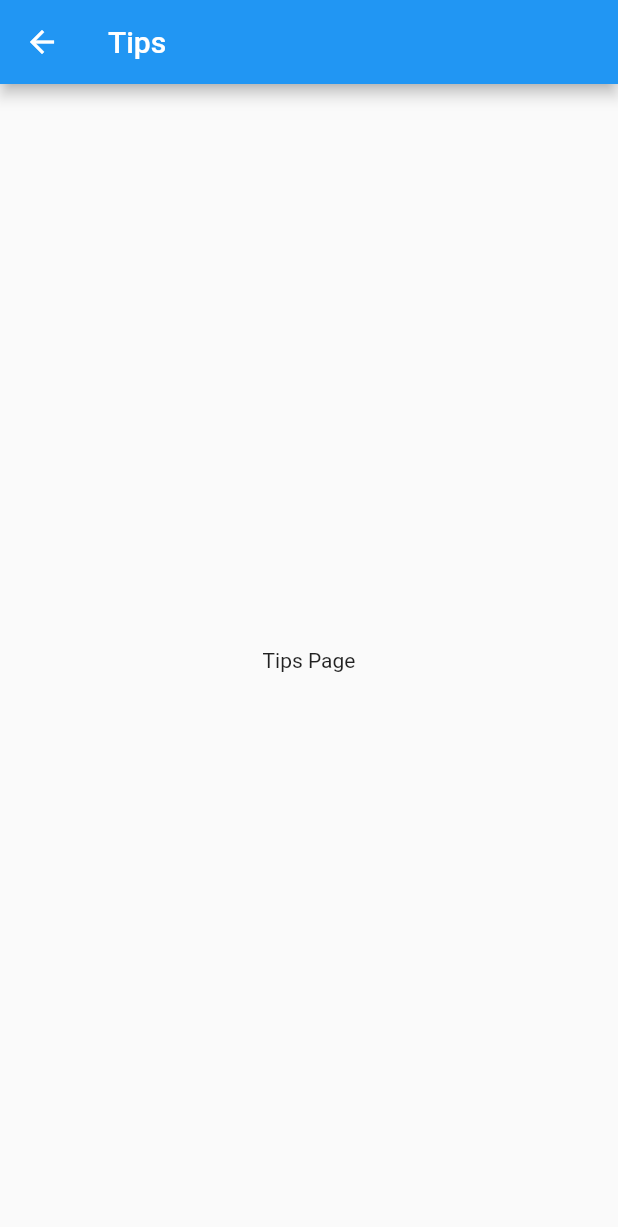
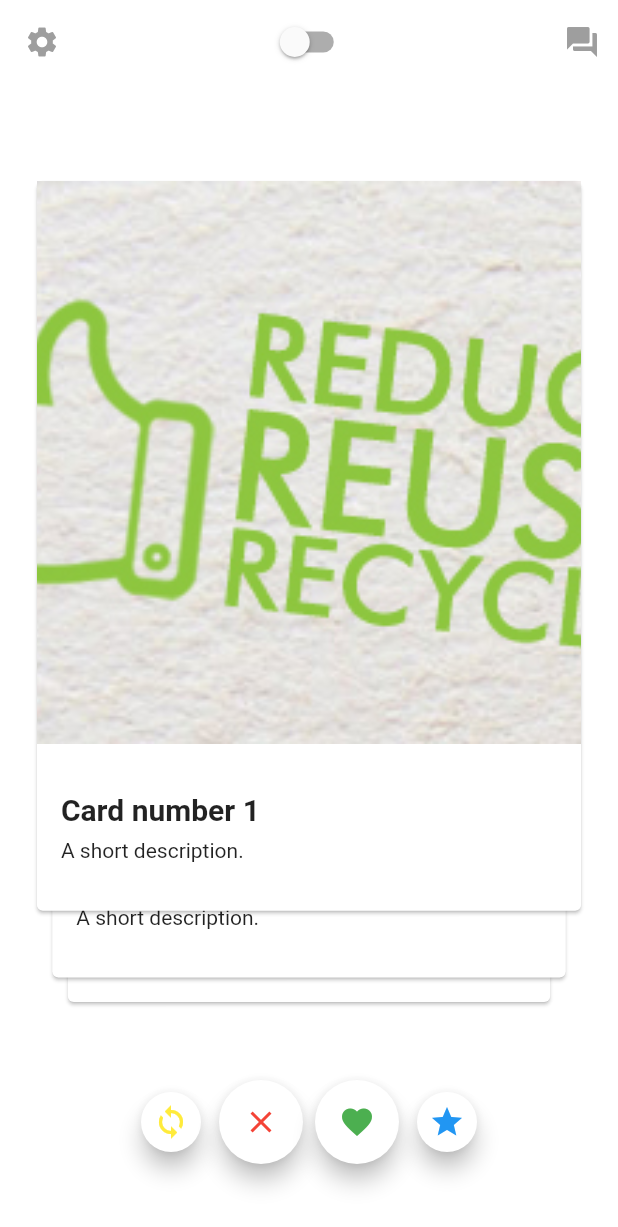
Before and after one commit to L-is-0/GCA, a Flutter app: the Tips screen opened by its route, on a phone screen of 412 x 824 dp. Shown: the top 1227 px of the screen. Run offline on Flutter 3.47's test engine with Material 2 defaults, Android fonts, the light colour scheme and no system bars; our stand-ins replace flutter_login, flutter_speed_dial, getflutter; missing offline and left inert: flappy_search_bar.

Commit message:
Added tips page

```diff
--- /dev/null
+++ b/lib/cards/cards_section_draggable.dart
@@ -0,0 +1,109 @@
+import 'package:flutter/material.dart';
+import 'profile_card_draggable.dart';
+
+class CardsSectionDraggable extends StatefulWidget {
+  @override
+  _CardsSectionState createState() => _CardsSectionState();
+}
+
+class _CardsSectionState extends State<CardsSectionDraggable> {
+  bool dragOverTarget = false;
+  List<ProfileCardDraggable> cards = List();
+  int cardsCounter = 0;
+
+  @override
+  void initState() {
+    super.initState();
+
+    for (cardsCounter = 0; cardsCounter < 3; cardsCounter++) {
+      cards.add(ProfileCardDraggable(cardsCounter));
+    }
+  }
+
+  @override
+  Widget build(BuildContext context) {
+    return Expanded(
+        child: Stack(
+          children: <Widget>[
+            // Drag target row
+            Row(
+              mainAxisSize: MainAxisSize.max,
+              children: <Widget>[
+                dragTarget(),
+                Flexible(flex: 2, child: Container()),
+                dragTarget()
+              ],
+            ),
+            // Back card
+            Align(
+              alignment: Alignment(0.0, 1.0),
+              child: IgnorePointer(
+                  child: SizedBox.fromSize(
+                    size: Size(MediaQuery.of(context).size.width * 0.8,
+                        MediaQuery.of(context).size.height * 0.5),
+                    child: cards[2],
+                  )),
+            ),
+            // Middle card
+            Align(
+              alignment: Alignment(0.0, 0.8),
+              child: IgnorePointer(
+                  child: SizedBox.fromSize(
+                    size: Size(MediaQuery.of(context).size.width * 0.85,
+                        MediaQuery.of(context).size.height * 0.55),
+                    child: cards[1],
+                  )),
+            ),
+            // Front card
+            Align(
+              alignment: Alignment(0.0, 0.0),
+              child: Draggable(
+                feedback: SizedBox.fromSize(
+                  size: Size(MediaQuery.of(context).size.width * 0.9,
+                      MediaQuery.of(context).size.height * 0.6),
+                  child: cards[0],
+                ),
+                child: SizedBox.fromSize(
+                  size: Size(MediaQuery.of(context).size.width * 0.9,
+                      MediaQuery.of(context).size.height * 0.6),
+                  child: cards[0],
+                ),
+                childWhenDragging: Container(),
+              ),
+            ),
+          ],
+        ));
+  }
+
+  void changeCardsOrder() {
+    setState(() {
+      // Swap cards
+      var temp = cards[0];
+      cards[0] = cards[1];
+      cards[1] = cards[2];
+      cards[2] = temp;
+
+      cards[2] = ProfileCardDraggable(cardsCounter);
+      cardsCounter++;
+    });
+  }
+
+  Widget dragTarget() {
+    return Flexible(
+      flex: 1,
+      child: DragTarget(
+          builder: (_, __, ___) {
+            return Container();
+          },
+          onWillAccept: (_) {
+            setState(() => dragOverTarget = true);
+            return true;
+          },
+          onAccept: (_) {
+            changeCardsOrder();
+            setState(() => dragOverTarget = false);
+          },
+          onLeave: (_) => setState(() => dragOverTarget = false)),
+    );
+  }
+}
--- /dev/null
+++ b/lib/cards/profile_card_draggable.dart
@@ -0,0 +1,38 @@
+import 'package:flutter/material.dart';
+
+class ProfileCardDraggable extends StatelessWidget {
+  final int cardNum;
+  ProfileCardDraggable(this.cardNum);
+
+  @override
+  Widget build(BuildContext context) {
+    return Card(
+      child: Column(
+        mainAxisAlignment: MainAxisAlignment.start,
+        crossAxisAlignment: CrossAxisAlignment.start,
+        children: <Widget>[
+          Expanded(
+            child: Image.asset('assets/images/tip1.jpg', fit: BoxFit.cover),
+          ),
+          Container(
+              padding: EdgeInsets.symmetric(vertical: 32.0, horizontal: 16.0),
+              child: Column(
+                crossAxisAlignment: CrossAxisAlignment.start,
+                children: <Widget>[
+                  Text('Card number 1',
+                      style: TextStyle(
+                          fontSize: 20.0, fontWeight: FontWeight.w700)),
+                  Padding(padding: EdgeInsets.only(bottom: 8.0)),
+                  Text('A short description.', textAlign: TextAlign.start),
+//                  Text('Card number $cardNum',
+//                      style: TextStyle(
+//                          fontSize: 20.0, fontWeight: FontWeight.w700)),
+//                  Padding(padding: EdgeInsets.only(bottom: 8.0)),
+//                  Text('A short description.', textAlign: TextAlign.start),
+                ],
+              ))
+        ],
+      ),
+    );
+  }
+}
--- a/lib/constants.dart
+++ b/lib/constants.dart
@@ -1,5 +1,5 @@
 class Constants {
-  static const String appName = 'GCP';
+  static const String appName = 'GCA';
   static const String logoTag = 'near.huscarl.loginsample.logo';
   static const String titleTag = 'near.huscarl.loginsample.title';
 }
--- a/lib/main.dart
+++ b/lib/main.dart
@@ -105,7 +105,8 @@ class MyHome extends StatelessWidget {
                           Image(image: AssetImage('assets/images/icon3.png')),
                           color: Colors.red[400],
                         ),
-                      ),GestureDetector(
+                      ),
+                      GestureDetector(
                         onTap: () => Navigator.pushNamed(context, '/square'),
                         child: Container(
                           padding: const EdgeInsets.all(8),
--- a/lib/pages/tips.dart
+++ b/lib/pages/tips.dart
@@ -1,4 +1,6 @@
 import 'package:flutter/material.dart';
+import 'package:gca_app/cards/cards_section_alignment.dart';
+import 'package:gca_app/cards/cards_section_draggable.dart';
 
 class Tips extends StatefulWidget{
   static const String id = "/tips";
@@ -8,14 +10,77 @@ class Tips extends StatefulWidget{
 }
 
 class _TipsState extends State<Tips>{
+  bool showAlignmentCards = false;
+
   @override
   Widget build(BuildContext context) {
     return Scaffold(
       appBar: AppBar(
-        title:Text('Tips'),
+        elevation: 0.0,
+        centerTitle: true,
+        backgroundColor: Colors.white,
+        leading: IconButton(
+            onPressed: () {}, icon: Icon(Icons.settings, color: Colors.grey)),
+        title: Switch(
+          onChanged: (bool value) => setState(() => showAlignmentCards = value),
+          value: showAlignmentCards,
+          activeColor: Colors.red,
+        ),
+        actions: <Widget>[
+          IconButton(
+              onPressed: () {},
+              icon: Icon(Icons.question_answer, color: Colors.grey)),
+        ],
       ),
-      body: Center(
-        child: Text('Tips Page'),
+      backgroundColor: Colors.white,
+      body: Column(
+        children: <Widget>[
+          showAlignmentCards
+              ? CardsSectionAlignment(context)
+              : CardsSectionDraggable(),
+          buttonsRow()
+        ],
+      ),
+    );
+  }
+
+  Widget buttonsRow() {
+    return Container(
+      margin: EdgeInsets.symmetric(vertical: 48.0),
+      child: Row(
+        mainAxisAlignment: MainAxisAlignment.center,
+        crossAxisAlignment: CrossAxisAlignment.center,
+        children: <Widget>[
+          FloatingActionButton(
+            heroTag: "1",
+            mini: true,
+            onPressed: () {},
+            backgroundColor: Colors.white,
+            child: Icon(Icons.loop, color: Colors.yellow),
+          ),
+          Padding(padding: EdgeInsets.only(right: 8.0)),
+          FloatingActionButton(
+            heroTag: "2",
+            onPressed: () {},
+            backgroundColor: Colors.white,
+            child: Icon(Icons.close, color: Colors.red),
+          ),
+          Padding(padding: EdgeInsets.only(right: 8.0)),
+          FloatingActionButton(
+            heroTag: "3",
+            onPressed: () {},
+            backgroundColor: Colors.white,
+            child: Icon(Icons.favorite, color: Colors.green),
+          ),
+          Padding(padding: EdgeInsets.only(right: 8.0)),
+          FloatingActionButton(
+            heroTag: "4",
+            mini: true,
+            onPressed: () {},
+            backgroundColor: Colors.white,
+            child: Icon(Icons.star, color: Colors.blue),
+          ),
+        ],
       ),
     );
   }
--- a/pubspec.yaml
+++ b/pubspec.yaml
@@ -27,6 +27,8 @@ dependencies:
   flappy_search_bar: 1.4.1
   getflutter: ^1.0.8
   flutter_login: ^1.0.14
+  unicorndial: ^1.1.5
+  flutter_speed_dial: ^1.2.5
 
 dev_dependencies:
   flutter_test:
```
Also changed, not shown: lib/cards/cards_section_alignment.dart (added, +207 -0 lines), lib/cards/profile_card_alignment.dart (added, +51 -0 lines), lib/pages/sorting.dart (+57 -1 lines), assets/images/camera.png (added), assets/images/tap.png (added), assets/images/tip1.jpg (added), pubspec.lock.
